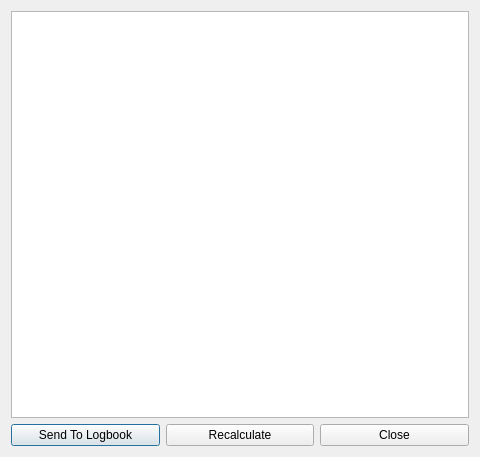
Qt form esme/gui/ui/scan_results.ui (st-walker/esme) before a commit.
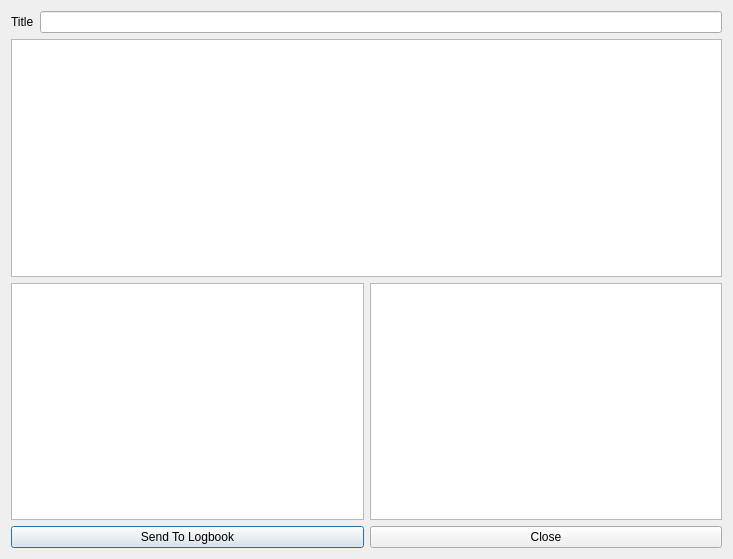
The same form after that commit.

```diff
--- a/esme/gui/ui/scan_results.ui
+++ b/esme/gui/ui/scan_results.ui
@@ -6,8 +6,8 @@
    <rect>
     <x>0</x>
     <y>0</y>
-    <width>480</width>
-    <height>457</height>
+    <width>733</width>
+    <height>559</height>
    </rect>
   </property>
   <property name="windowTitle">
@@ -15,16 +15,81 @@
   </property>
   <layout class="QGridLayout" name="gridLayout">
    <item row="0" column="0">
-    <widget class="QTextBrowser" name="result_text_browser">
+    <layout class="QHBoxLayout" name="horizontalLayout_6">
+     <item>
+      <widget class="QLabel" name="label_3">
+       <property name="text">
+        <string>Title</string>
+       </property>
+      </widget>
+     </item>
+     <item>
+      <widget class="QLineEdit" name="title_line_edit">
+       <property name="text">
+        <string/>
+       </property>
+      </widget>
+     </item>
+    </layout>
+   </item>
+   <item row="1" column="0">
+    <widget class="QPlainTextEdit" name="comments_browser">
+     <property name="tabChangesFocus">
+      <bool>true</bool>
+     </property>
      <property name="readOnly">
       <bool>false</bool>
      </property>
-     <property name="acceptRichText">
+     <property name="plainText">
+      <string/>
+     </property>
+     <property name="overwriteMode">
       <bool>false</bool>
      </property>
+     <property name="backgroundVisible">
+      <bool>false</bool>
+     </property>
+     <property name="centerOnScroll">
+      <bool>false</bool>
+     </property>
+     <property name="placeholderText">
+      <string comment="asdasd" extracomment="asdasd">Comments &amp; Notes...</string>
+     </property>
     </widget>
    </item>
-   <item row="1" column="0">
+   <item row="2" column="0">
+    <layout class="QHBoxLayout" name="horizontalLayout_2">
+     <item>
+      <widget class="QTextBrowser" name="result_text_browser">
+       <property name="html">
+        <string>&lt;!DOCTYPE HTML PUBLIC &quot;-//W3C//DTD HTML 4.0//EN&quot; &quot;http://www.w3.org/TR/REC-html40/strict.dtd&quot;&gt;
+&lt;html&gt;&lt;head&gt;&lt;meta name=&quot;qrichtext&quot; content=&quot;1&quot; /&gt;&lt;meta charset=&quot;utf-8&quot; /&gt;&lt;style type=&quot;text/css&quot;&gt;
+p, li { white-space: pre-wrap; }
+hr { height: 1px; border-width: 0; }
+li.unchecked::marker { content: &quot;\2610&quot;; }
+li.checked::marker { content: &quot;\2612&quot;; }
+&lt;/style&gt;&lt;/head&gt;&lt;body style=&quot; font-family:'.AppleSystemUIFont'; font-size:13pt; font-weight:400; font-style:normal;&quot;&gt;
+&lt;p style=&quot;-qt-paragraph-type:empty; margin-top:0px; margin-bottom:0px; margin-left:0px; margin-right:0px; -qt-block-indent:0; text-indent:0px;&quot;&gt;&lt;br /&gt;&lt;/p&gt;&lt;/body&gt;&lt;/html&gt;</string>
+       </property>
+      </widget>
+     </item>
+     <item>
+      <widget class="QTextBrowser" name="fit_text_browser">
+       <property name="html">
+        <string>&lt;!DOCTYPE HTML PUBLIC &quot;-//W3C//DTD HTML 4.0//EN&quot; &quot;http://www.w3.org/TR/REC-html40/strict.dtd&quot;&gt;
+&lt;html&gt;&lt;head&gt;&lt;meta name=&quot;qrichtext&quot; content=&quot;1&quot; /&gt;&lt;meta charset=&quot;utf-8&quot; /&gt;&lt;style type=&quot;text/css&quot;&gt;
+p, li { white-space: pre-wrap; }
+hr { height: 1px; border-width: 0; }
+li.unchecked::marker { content: &quot;\2610&quot;; }
+li.checked::marker { content: &quot;\2612&quot;; }
+&lt;/style&gt;&lt;/head&gt;&lt;body style=&quot; font-family:'.AppleSystemUIFont'; font-size:13pt; font-weight:400; font-style:normal;&quot;&gt;
+&lt;p style=&quot;-qt-paragraph-type:empty; margin-top:0px; margin-bottom:0px; margin-left:0px; margin-right:0px; -qt-block-indent:0; text-indent:0px;&quot;&gt;&lt;br /&gt;&lt;/p&gt;&lt;/body&gt;&lt;/html&gt;</string>
+       </property>
+      </widget>
+     </item>
+    </layout>
+   </item>
+   <item row="3" column="0">
     <layout class="QHBoxLayout" name="horizontalLayout">
      <item>
       <widget class="QPushButton" name="send_to_logbook_button">
@@ -34,14 +99,7 @@
       </widget>
      </item>
      <item>
-      <widget class="QPushButton" name="recalculate_button">
-       <property name="text">
-        <string>Recalculate</string>
-       </property>
-      </widget>
-     </item>
-     <item>
-      <widget class="QPushButton" name="close_buton">
+      <widget class="QPushButton" name="close_button">
        <property name="text">
         <string>Close</string>
        </property>
```
